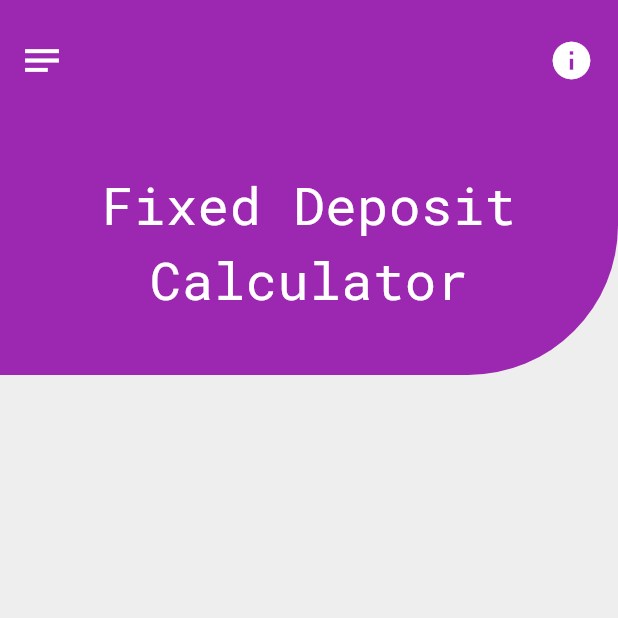
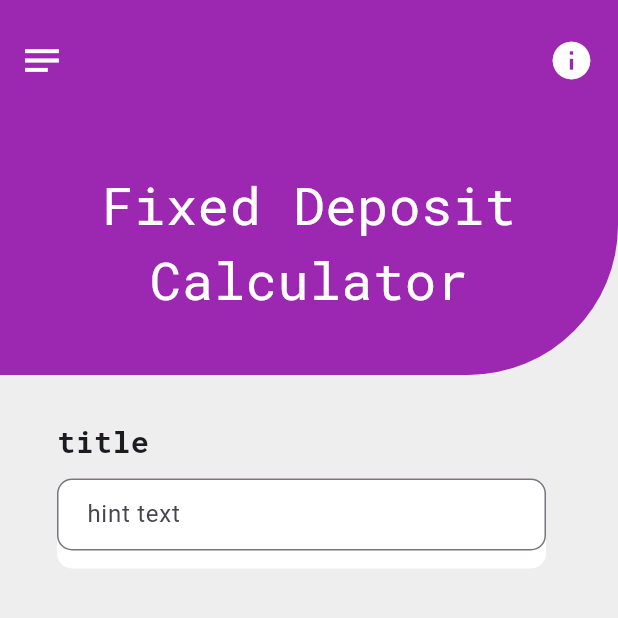
Before and after one commit to vijayasree450/FD-Calculator, a Flutter app: the screen it shows after launch, on a phone screen of 412 x 824 dp, the top half of it. Run offline on Flutter 3.47's test engine with Material 3 defaults, Android fonts, the phone set to English and light mode, and no system bars; our stand-ins replace google_fonts.

Commit message:
update main

```diff
--- a/lib/main.dart
+++ b/lib/main.dart
@@ -3,6 +3,7 @@ import 'package:google_fonts/google_fonts.dart';
 
 void main() => runApp(
       MaterialApp(
+             debugShowCheckedModeBanner: false,
         home: Homepage(),
       ),
     );
@@ -77,8 +78,53 @@ class _HomepageState extends State<Homepage> {
                  ),
                ),
              ),
+          ),
+          SizedBox(height: 20,),
+          Padding(
+            padding: const EdgeInsets.fromLTRB(30,10,40,0),
+            child: Column(
+              children: [
+                 inputForm(),
+              ],
+            ),
           )
+
         ],
+      ),
+    );
+  }
+  Widget inputForm(){
+    return Padding(
+      padding: const EdgeInsets.symmetric(horizontal: 8.0,),
+      child: Column(
+         crossAxisAlignment: CrossAxisAlignment.start,
+         children: [
+          Text(
+            "title",
+            style: GoogleFonts.robotoMono(
+              fontSize: 20,
+              fontWeight: FontWeight.bold,
+            ),
+
+          ),
+            SizedBox(height: 10,),
+          Container(
+            height: 60,
+            decoration: BoxDecoration(
+              color: Colors.white,
+              borderRadius: BorderRadius.circular(10),
+            ),
+            child: TextField(
+              decoration: InputDecoration(
+                border: OutlineInputBorder(borderRadius: BorderRadius.circular(10)),
+                contentPadding: EdgeInsets.symmetric(horizontal: 16),
+                hintText: "hint text",
+              ),
+            ),
+          ),
+          SizedBox(height: 10,)
+         ],
+
       ),
     );
   }
```
